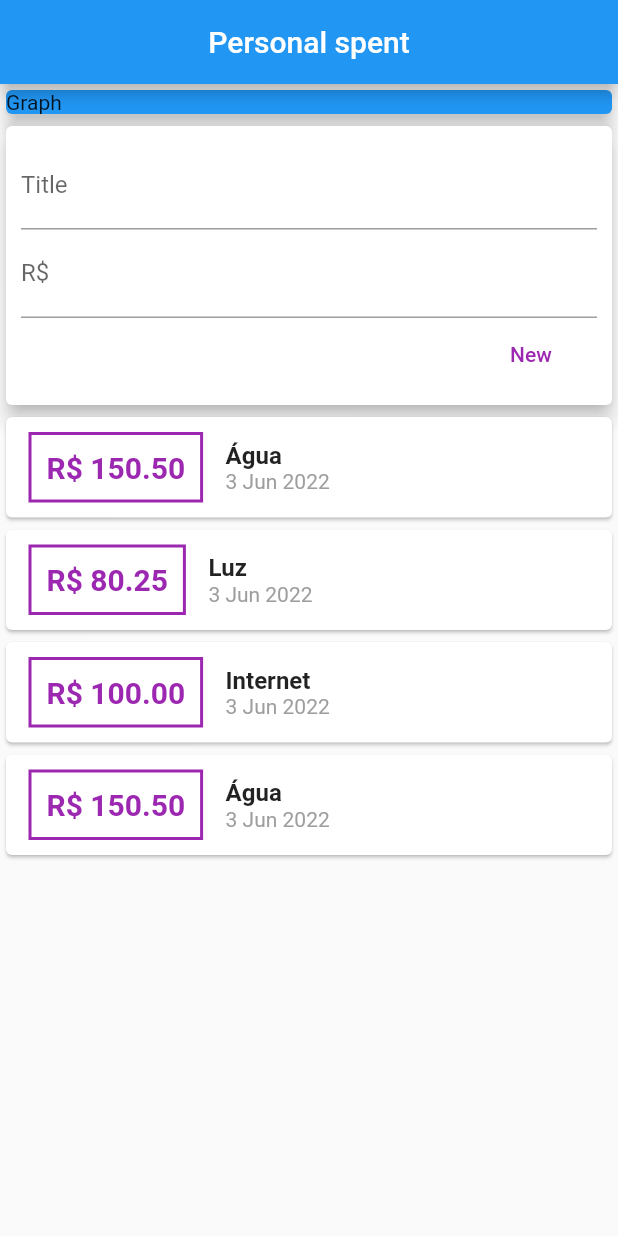
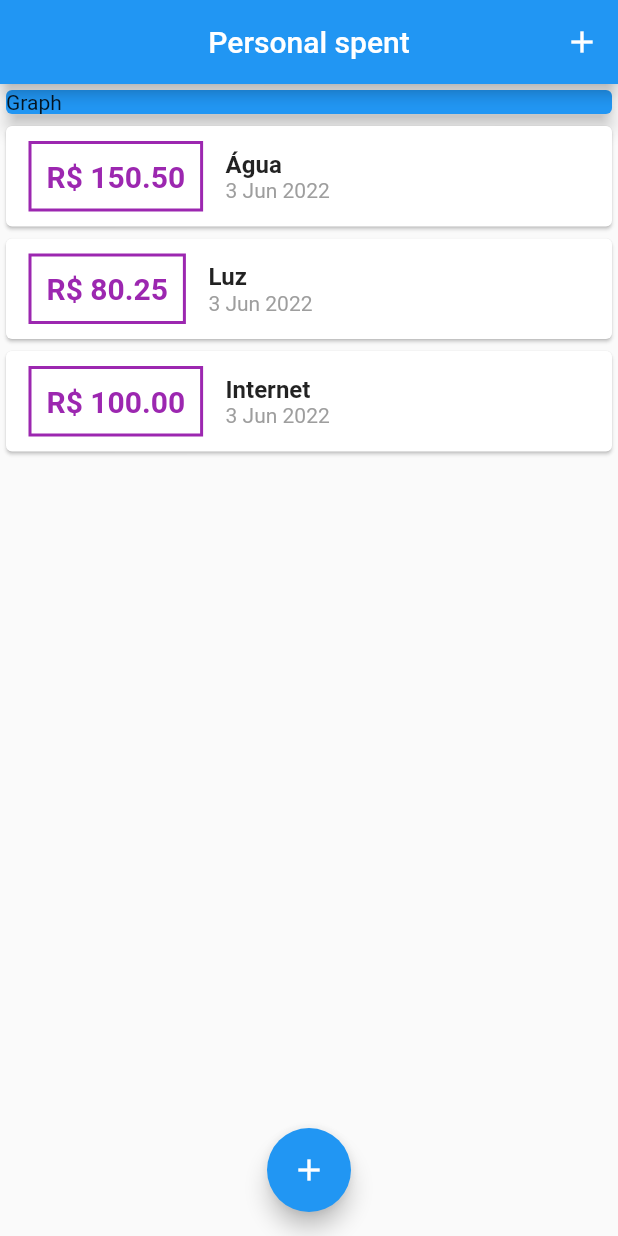
Before and after one commit to KevinCaires/personal_spent, a Flutter app: the screen it shows after launch, on a phone screen of 412 x 824 dp. Run offline on Flutter 3.47's test engine with Material 2 defaults, Android fonts, the phone set to English and light mode, and no system bars.

```diff
--- a/lib/components/transaction_list.dart
+++ b/lib/components/transaction_list.dart
@@ -11,9 +11,11 @@ class TransactionList extends StatelessWidget {
   Widget build(BuildContext context) {
     return Container(
       height: 300,
-      child: SingleChildScrollView(
-        child: Column(
-          children: transactions.map((tr) {
+      child: ListView.builder(
+        itemCount: transactions.length,
+        itemBuilder: (ctx, idx) {
+          final tr = transactions[idx];
+
           return Card(
             child: Row(
               children: <Widget>[
@@ -59,8 +61,7 @@ class TransactionList extends StatelessWidget {
               ],
             ),
           );
-          }).toList(),
-        ),
+        },
       ),
     );
   }
--- a/lib/components/transaction_user.dart
+++ /dev/null
@@ -1,75 +0,0 @@
-import 'dart:math';
-
-import 'package:flutter/material.dart';
-import '../models/transaction.dart';
-import 'transaction_form.dart';
-import 'transaction_list.dart';
-
-class TransactionUser extends StatefulWidget {
-  @override
-  _TransactionUserState createState() => _TransactionUserState();
-}
-
-class _TransactionUserState extends State<TransactionUser> {
-  final _transactions = [
-    Transaction(
-      id: 't1',
-      title: 'Água',
-      value: 150.50,
-      datetime: DateTime.now(),
-    ),
-    Transaction(
-      id: 't2',
-      title: 'Luz',
-      value: 80.25,
-      datetime: DateTime.now(),
-    ),
-    Transaction(
-      id: 't3',
-      title: 'Internet',
-      value: 100.00,
-      datetime: DateTime.now(),
-    ),
-    Transaction(
-      id: 't4',
-      title: 'Água',
-      value: 150.50,
-      datetime: DateTime.now(),
-    ),
-    Transaction(
-      id: 't5',
-      title: 'Luz',
-      value: 80.25,
-      datetime: DateTime.now(),
-    ),
-    Transaction(
-      id: 't6',
-      title: 'Internet',
-      value: 100.00,
-      datetime: DateTime.now(),
-    )
-  ];
-
-  void _addTransaction(String title, double value) {
-    final newTransaction = Transaction(
-      id: Random().nextDouble().toString(),
-      title: title,
-      value: value,
-      datetime: DateTime.now(),
-    );
-
-    setState(() {
-      _transactions.add(newTransaction);
-    });
-  }
-
-  @override
-  Widget build(BuildContext context) {
-    return Column(
-      children: <Widget>[
-        TransactionForm(_addTransaction),
-        TransactionList(_transactions),
-      ],
-    );
-  }
-}
--- a/lib/main.dart
+++ b/lib/main.dart
@@ -1,5 +1,10 @@
+import 'dart:math';
+
 import 'package:flutter/material.dart';
-import 'components/transaction_user.dart';
+import 'package:personal_spent/components/transaction_form.dart';
+import 'models/transaction.dart';
+import 'components/transaction_form.dart';
+import 'components/transaction_list.dart';
 
 main() => runApp(ExpensesApp());
 
@@ -12,13 +17,69 @@ class ExpensesApp extends StatelessWidget {
   }
 }
 
-class HomePage extends StatelessWidget {
+class HomePage extends StatefulWidget {
+  @override
+  State<HomePage> createState() => _HomePageState();
+}
+
+class _HomePageState extends State<HomePage> {
+  final _transactions = [
+    Transaction(
+      id: 't1',
+      title: 'Água',
+      value: 150.50,
+      datetime: DateTime.now(),
+    ),
+    Transaction(
+      id: 't2',
+      title: 'Luz',
+      value: 80.25,
+      datetime: DateTime.now(),
+    ),
+    Transaction(
+      id: 't3',
+      title: 'Internet',
+      value: 100.00,
+      datetime: DateTime.now(),
+    ),
+  ];
+
+  void _addTransaction(String title, double value) {
+    final newTransaction = Transaction(
+      id: Random().nextDouble().toString(),
+      title: title,
+      value: value,
+      datetime: DateTime.now(),
+    );
+
+    setState(() {
+      _transactions.add(newTransaction);
+    });
+
+    Navigator.of(context).pop();
+  }
+
+  _openTransactionFormModal(BuildContext context) {
+    showModalBottomSheet(
+      context: context,
+      builder: (_) {
+        return TransactionForm(_addTransaction);
+      },
+    );
+  }
+
   @override
   Widget build(BuildContext context) {
     return Scaffold(
       appBar: AppBar(
         title: const Text('Personal spent'),
         centerTitle: true,
+        actions: <Widget>[
+          IconButton(
+            onPressed: () => _openTransactionFormModal(context),
+            icon: Icon(Icons.add),
+          )
+        ],
       ),
       body: SingleChildScrollView(
         child: Column(
@@ -32,10 +93,15 @@ class HomePage extends StatelessWidget {
                 color: Colors.blue,
               ),
             ),
-            TransactionUser(),
+            TransactionList(_transactions),
           ],
         ),
       ),
+      floatingActionButton: FloatingActionButton(
+        child: Icon(Icons.add),
+        onPressed: () => _openTransactionFormModal(context),
+      ),
+      floatingActionButtonLocation: FloatingActionButtonLocation.centerFloat,
     );
   }
 }
```
Also changed, not shown: lib/components/transaction_form.dart (+26 -9 lines). Lines whose indentation alone changed are shown as unchanged.
